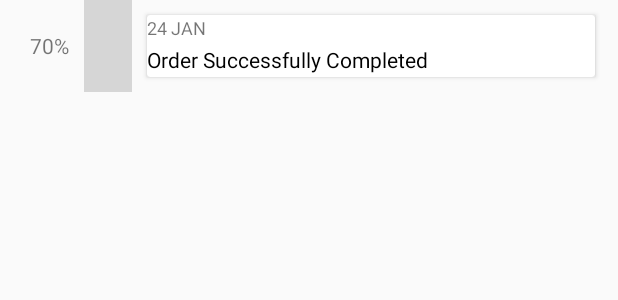
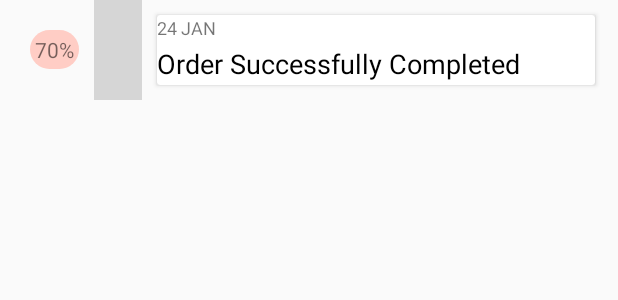
Before and after one commit to bobaeK/SoundOfMind, an Android app: the layout item_timeline.xml on its own in the app's theme, with its tools: preview values and no code run, on a phone screen of 412 x 824 dp. Shown: the top 300 px of the screen. Run offline under Robolectric (Android 15) with nearby library versions, the phone set to English and light mode, and no system bars; plain views replace TimelineView; grey boxes are pictures that could not be loaded.

Commit message:
시연영상용 최종

```diff
--- a/app/build.gradle
+++ b/app/build.gradle
@@ -32,4 +32,5 @@ dependencies {
     }
     implementation 'com.github.vipulasri:timelineview:1.1.0'
     implementation 'com.nikhilpanju.recyclerviewenhanced:recyclerviewenhanced:1.1.0'
+
 }
--- a/app/src/main/AndroidManifest.xml
+++ b/app/src/main/AndroidManifest.xml
@@ -14,7 +14,8 @@
         android:icon="@mipmap/ic_launcher"
         android:label="@string/app_name"
         android:roundIcon="@mipmap/ic_launcher_round"
-        android:supportsRtl="true">
+        android:supportsRtl="true"
+        >
         <activity
             android:name=".MainActivity"
             android:theme="@style/AppTheme" />
--- a/app/src/main/java/com/example/admin/stt_phone/LoadingActivity.java
+++ b/app/src/main/java/com/example/admin/stt_phone/LoadingActivity.java
@@ -17,10 +17,10 @@ public class LoadingActivity extends AppCompatActivity {
             public void run() {
 
                 //첫번째 - 장애인
-                Intent intent = new Intent(getApplicationContext(), AddressActivity.class);
+                //Intent intent = new Intent(getApplicationContext(), AddressActivity.class);
 
                 //두번째 - 비장애인
-                //Intent intent = new Intent(getApplicationContext(), MainActivity.class);
+                Intent intent = new Intent(getApplicationContext(), MainActivity.class);
                 startActivity(intent);
                 finish();
             }
--- a/app/src/main/java/com/example/admin/stt_phone/PhoneSocket.java
+++ b/app/src/main/java/com/example/admin/stt_phone/PhoneSocket.java
@@ -74,7 +74,7 @@ public class PhoneSocket {
     public void start() {
         try {
 
-            Message message = Message.obtain(handler);
+/*            Message message = Message.obtain(handler);
             message.obj = new String[]{"안녕하세요 마음의 소리입니다","nuetral"};
             handler.sendMessage(message);
 
@@ -88,7 +88,7 @@ public class PhoneSocket {
 
             message = Message.obtain(handler);
             message.obj = new String[]{"소희님이 키가 작다고 놀렸습니다","anger"};
-            handler.sendMessage(message);
+            handler.sendMessage(message);*/
 
             Log.d(TAG,"trying to create socket");
             mSocket = IO.socket(SOCKET_URL);
--- a/app/src/main/res/drawable/rounded_rectangle.xml
+++ b/app/src/main/res/drawable/rounded_rectangle.xml
@@ -5,9 +5,9 @@
     <solid android:color="#FFCDC5" />
 
     <corners
-        android:bottomLeftRadius="8dp"
-        android:bottomRightRadius="8dp"
-        android:topLeftRadius="8dp"
-        android:topRightRadius="8dp" />
+        android:bottomLeftRadius="15dp"
+        android:bottomRightRadius="15dp"
+        android:topLeftRadius="15dp"
+        android:topRightRadius="15dp" />
 
 </shape>
--- a/app/src/main/res/layout/item_timeline.xml
+++ b/app/src/main/res/layout/item_timeline.xml
@@ -8,10 +8,12 @@
     android:layout_marginLeft="10dp"
     android:layout_marginRight="10dp">
     <TextView
+        android:background="@drawable/rounded_rectangle"
         android:layout_width="wrap_content"
         android:layout_height="wrap_content"
         android:id="@+id/text_timeline_percent"
         android:layout_marginLeft="10dp"
+        android:padding="3dp"
         android:text="70%"
         android:layout_gravity="center"
         />
@@ -22,9 +24,9 @@
         android:layout_marginLeft="10dp"
         app:markerSize="25dp"
         app:lineWidth="3dp"
-        app:startLineColor="@color/colorBlack"
-        app:endLineColor="@color/colorBlack"
-        app:lineStyle="normal"/>
+        app:startLineColor="#555555"
+        app:endLineColor="#555555"
+        app:lineStyle="dash"/>
 
     <android.support.v7.widget.CardView
         android:layout_width="0dp"
@@ -58,6 +60,7 @@
                 android:layout_height="wrap_content"
                 android:layout_marginTop="3dp"
                 android:layout_marginBottom="2dp"
+                android:textSize="18sp"
                 android:id="@+id/text_timeline_title"
                 android:textColor="@android:color/black"
                 android:text="Order Successfully Completed"/>
--- a/app/src/main/res/layout/recycler_row.xml
+++ b/app/src/main/res/layout/recycler_row.xml
@@ -35,7 +35,7 @@
                     android:layout_width="20dp"
                     android:layout_height="20dp"
                     android:layout_gravity="center"
-                    android:src="@drawable/ic_add_black_24dp"
+                    android:src="@drawable/save_file"
                     android:tint="@android:color/white"/>
 
                 <TextView
@@ -48,7 +48,7 @@
                     android:ellipsize="end"
                     android:gravity="center"
                     android:maxLines="1"
-                    android:text="Add"
+                    android:text="files"
                     android:textColor="@android:color/white"
                     android:textSize="12sp"/>
             </LinearLayout>
```
Also changed, not shown: app/src/main/java/com/example/admin/stt_phone/MainActivity.java (+83 -6 lines), app/src/main/res/layout/activity_address.xml (deleted, +0 -10 lines), app/src/main/res/drawable/save_file.png (added).
